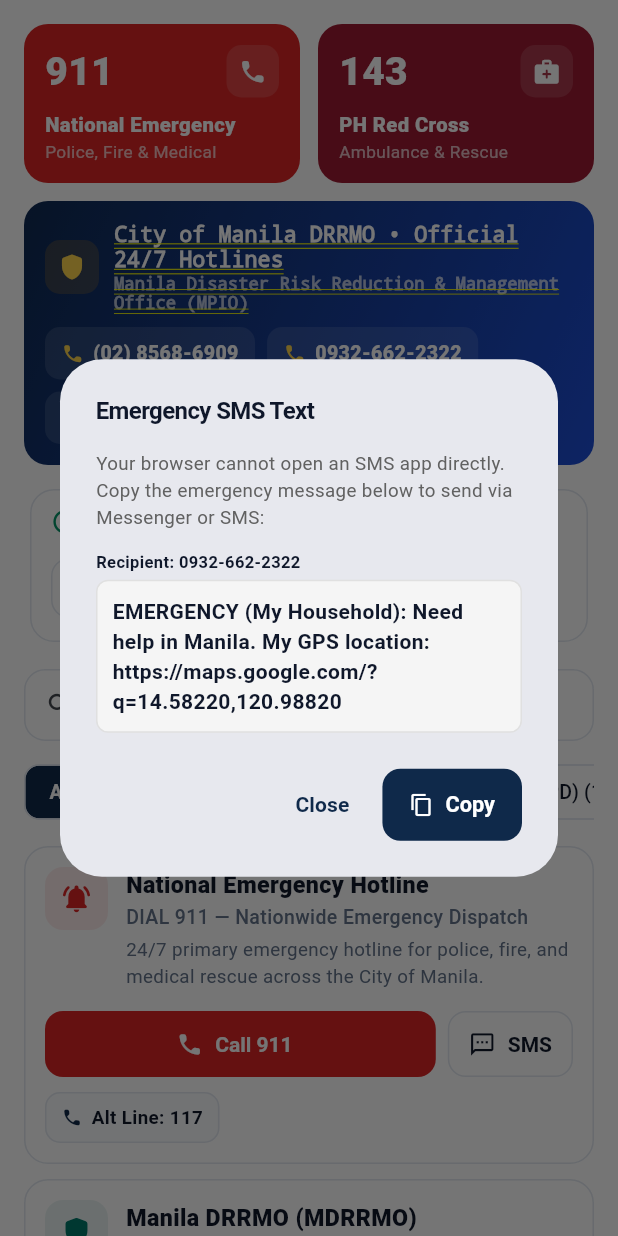
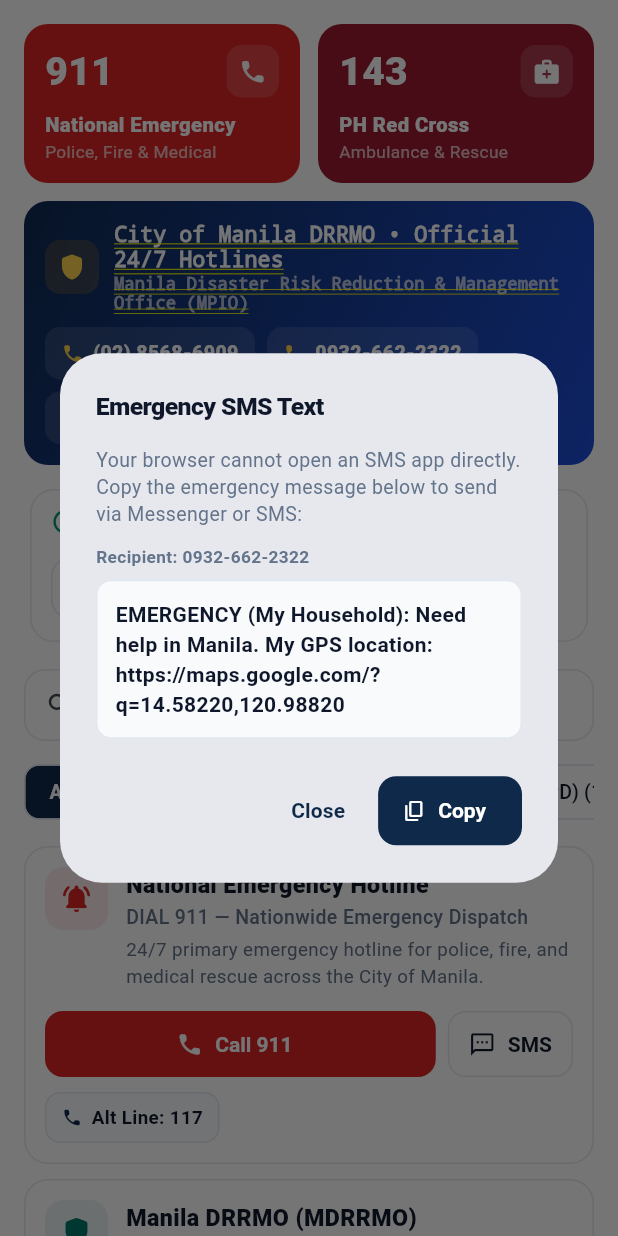
Before and after one commit to stemgroupxi-cell/lifecheckpoint, a Flutter app: the EmergencyContactsScreen screen opened directly, after a tap on "Text My GPS", on a phone screen of 412 x 824 dp. Run offline on Flutter 3.47's test engine with Material 3 defaults, Android fonts, the phone set to English and light mode, and no system bars; our stand-ins replace flutter_map, latlong2, shared_preferences, web; missing offline and left inert: dart:js_interop; accounts and stored records are empty; network calls fail.

Commit message:
Update app

```diff
--- a/lib/providers/emergency_provider.dart
+++ b/lib/providers/emergency_provider.dart
@@ -480,13 +480,9 @@ class EmergencyProvider extends ChangeNotifier {
     required String message,
   }) async {
     final cleanNumber = phoneNumber.replaceAll(RegExp(r'[^0-9+]'), '');
-    final Uri smsUri = Uri(
-      scheme: 'sms',
-      path: cleanNumber,
-      queryParameters: <String, String>{
-        'body': message,
-      },
-    );
+    // Use %20 encoding (not '+') so Android/iOS SMS apps render clean spaces
+    final encodedBody = Uri.encodeComponent(message);
+    final Uri smsUri = Uri.parse('sms:$cleanNumber?body=$encodedBody');
     try {
       if (await canLaunchUrl(smsUri)) {
         return await launchUrl(smsUri);
--- a/lib/utils/action_feedback.dart
+++ b/lib/utils/action_feedback.dart
@@ -1,23 +1,53 @@
+import 'package:flutter/foundation.dart';
 import 'package:flutter/material.dart';
 import 'package:flutter/services.dart';
+import 'package:provider/provider.dart';
 import '../providers/emergency_provider.dart';
+import '../providers/settings_provider.dart';
+import 'app_theme.dart';
 
 class ActionFeedback {
+  static bool get _isDesktopWeb {
+    if (!kIsWeb) return false;
+    return defaultTargetPlatform != TargetPlatform.android &&
+        defaultTargetPlatform != TargetPlatform.iOS;
+  }
+
   static Future<void> callWithFeedback(
     BuildContext context,
     EmergencyProvider emergency,
     String phoneNumber,
     String label,
   ) async {
+    final isFil = _readIsFil(context);
+    if (_isDesktopWeb) {
+      if (!context.mounted) return;
+      _showFallbackDialog(
+        context: context,
+        title: isFil ? 'Tawagan: $label' : 'Dial $label',
+        detailLabel: isFil ? 'Numero ng Hotline' : 'Hotline Number',
+        valueToCopy: phoneNumber,
+        explanation: isFil
+            ? 'Sa laptop/PC, kopyahin ang numero o i-dial gamit ang iyong telepono:'
+            : 'On desktop browsers, copy the hotline number to dial from your phone or try opening your call app:',
+        isFil: isFil,
+        retryActionLabel: isFil ? 'Buksan ang Call App' : 'Open Call App',
+        onRetryLaunch: () => emergency.makePhoneCall(phoneNumber),
+      );
+      return;
+    }
+
     final launched = await emergency.makePhoneCall(phoneNumber);
     if (!launched && context.mounted) {
       _showFallbackDialog(
         context: context,
-        title: 'Dial $label',
-        detailLabel: 'Hotline Number',
+        title: isFil ? 'Tawagan: $label' : 'Dial $label',
+        detailLabel: isFil ? 'Numero ng Hotline' : 'Hotline Number',
         valueToCopy: phoneNumber,
-        explanation:
-            'Your current device or browser cannot launch a direct cellular call. Copy the number below to dial manually:',
+        explanation: isFil
+            ? 'Hindi mabuksan ng browser ang phone dialer. Kopyahin ang numero sa ibaba para i-dial:'
+            : 'Your current device or browser cannot launch a direct cellular call. Copy the number below to dial manually:',
+        isFil: isFil,
       );
     }
   }
@@ -28,6 +58,27 @@ class ActionFeedback {
     String phoneNumber,
     String message,
   ) async {
+    final isFil = _readIsFil(context);
+    if (_isDesktopWeb) {
+      if (!context.mounted) return;
+      _showFallbackDialog(
+        context: context,
+        title: isFil ? 'Emergency SMS Text' : 'Emergency SMS Text',
+        detailLabel: isFil ? 'Padadalhan: $phoneNumber' : 'Recipient: $phoneNumber',
+        valueToCopy: message,
+        explanation: isFil
+            ? 'Sa laptop/PC, kopyahin ang emergency message sa ibaba para ipadala sa SMS, Messenger, o Viber:'
+            : 'On desktop browsers, copy the emergency GPS message below to send via SMS, Messenger, or Viber:',
+        isFil: isFil,
+        retryActionLabel: isFil ? 'Buksan ang SMS App' : 'Open SMS App',
+        onRetryLaunch: () => emergency.sendEmergencySms(
+          phoneNumber: phoneNumber,
+          message: message,
+        ),
+      );
+      return;
+    }
+
     final launched = await emergency.sendEmergencySms(
       phoneNumber: phoneNumber,
       message: message,
@@ -36,10 +87,12 @@ class ActionFeedback {
       _showFallbackDialog(
         context: context,
         title: 'Emergency SMS Text',
-        detailLabel: 'Recipient: $phoneNumber',
+        detailLabel: isFil ? 'Padadalhan: $phoneNumber' : 'Recipient: $phoneNumber',
         valueToCopy: message,
-        explanation:
-            'Your browser cannot open an SMS app directly. Copy the emergency message below to send via Messenger or SMS:',
+        explanation: isFil
+            ? 'Hindi mabuksan ng browser ang SMS app. Kopyahin ang emergency message sa ibaba:'
+            : 'Your browser cannot open an SMS app directly. Copy the emergency message below to send via Messenger or SMS:',
+        isFil: isFil,
       );
     }
   }
@@ -51,17 +104,28 @@ class ActionFeedback {
     double lng,
     String label,
   ) async {
+    final isFil = _readIsFil(context);
     final launched = await emergency.openMapLocation(lat, lng, label);
     if (!launched && context.mounted) {
       final coords = '$lat, $lng';
       _showFallbackDialog(
         context: context,
         title: label,
-        detailLabel: 'Offline GPS Coordinates',
+        detailLabel: isFil ? 'Offline GPS Coordinates' : 'Offline GPS Coordinates',
         valueToCopy: coords,
-        explanation:
-            'External maps could not be opened (you may be offline). Use the Offline Shelter Radar above or copy the GPS coordinates:',
+        explanation: isFil
+            ? 'Hindi mabuksan ang external maps (maaaring offline). Gamitin ang mapa sa app o kopyahin ang GPS coordinates:'
+            : 'External maps could not be opened (you may be offline). Use the in-app map or copy the GPS coordinates:',
+        isFil: isFil,
       );
+    }
+  }
+
+  static bool _readIsFil(BuildContext context) {
+    try {
+      return context.read<SettingsProvider>().isFilipino;
+    } catch (_) {
+      return false;
     }
   }
 
@@ -71,30 +135,56 @@ class ActionFeedback {
     required String detailLabel,
     required String valueToCopy,
     required String explanation,
+    required bool isFil,
+    String? retryActionLabel,
+    Future<bool> Function()? onRetryLaunch,
   }) {
+    final isDark = Theme.of(context).brightness == Brightness.dark;
+    final bodyColor = isDark ? Colors.white70 : AppTheme.mutedSlate;
+    final boxBg = isDark ? AppTheme.darkElevated : AppTheme.surfaceBg;
+    final boxBorder = isDark ? AppTheme.darkBorder : AppTheme.lightBorder;
+    final valueColor = isDark ? Colors.white : AppTheme.darkSlate;
+
     showDialog(
       context: context,
       builder: (ctx) => AlertDialog(
-        title: Text(title, style: const TextStyle(fontSize: 16, fontWeight: FontWeight.bold)),
+        title: Text(
+          title,
+          style: const TextStyle(fontSize: 16.5, fontWeight: FontWeight.w800),
+        ),
         content: Column(
           mainAxisSize: MainAxisSize.min,
           crossAxisAlignment: CrossAxisAlignment.start,
           children: [
-            Text(explanation, style: TextStyle(fontSize: 12.5, color: Colors.grey.shade700)),
+            Text(
+              explanation,
+              style: TextStyle(fontSize: 13, color: bodyColor, height: 1.4),
+            ),
             const SizedBox(height: 12),
-            Text(detailLabel, style: const TextStyle(fontSize: 11, fontWeight: FontWeight.bold)),
-            const SizedBox(height: 4),
+            Text(
+              detailLabel,
+              style: TextStyle(
+                fontSize: 11.5,
+                fontWeight: FontWeight.w700,
+                color: bodyColor,
+              ),
+            ),
+            const SizedBox(height: 6),
             Container(
               width: double.infinity,
-              padding: const EdgeInsets.all(10),
+              padding: const EdgeInsets.all(12),
               decoration: BoxDecoration(
-                color: Colors.grey.shade100,
-                borderRadius: BorderRadius.circular(8),
-                border: Border.all(color: Colors.grey.shade300),
+                color: boxBg,
+                borderRadius: BorderRadius.circular(10),
+                border: Border.all(color: boxBorder),
               ),
               child: SelectableText(
                 valueToCopy,
-                style: const TextStyle(fontWeight: FontWeight.bold, fontSize: 14),
+                style: TextStyle(
+                  fontWeight: FontWeight.w700,
+                  fontSize: 14,
+                  color: valueColor,
+                ),
               ),
             ),
           ],
@@ -102,17 +192,32 @@ class ActionFeedback {
         actions: [
           TextButton(
             onPressed: () => Navigator.pop(ctx),
-            child: const Text('Close'),
+            child: Text(isFil ? 'Isara' : 'Close'),
           ),
-          ElevatedButton.icon(
-            icon: const Icon(Icons.copy, size: 16),
-            label: const Text('Copy'),
+          if (retryActionLabel != null && onRetryLaunch != null)
+            OutlinedButton(
+              onPressed: () async {
+                Navigator.pop(ctx);
+                await onRetryLaunch();
+              },
+              child: Text(retryActionLabel),
+            ),
+          FilledButton.icon(
+            icon: const Icon(Icons.copy_rounded, size: 16),
+            label: Text(isFil ? 'Kopyahin' : 'Copy'),
             onPressed: () {
               Clipboard.setData(ClipboardData(text: valueToCopy));
               Navigator.pop(ctx);
-              ScaffoldMessenger.of(context).showSnackBar(
-                const SnackBar(content: Text('Copied to clipboard')),
-              );
+              if (context.mounted) {
+                ScaffoldMessenger.of(context).showSnackBar(
+                  SnackBar(
+                    backgroundColor: AppTheme.safeGreen,
+                    content: Text(
+                      isFil ? 'Nakopya sa clipboard!' : 'Copied to clipboard!',
+                    ),
+                  ),
+                );
+              }
             },
           ),
         ],
```
Also changed, not shown: lib/utils/sos_sheet.dart (+48 -23 lines), 2 other files.
